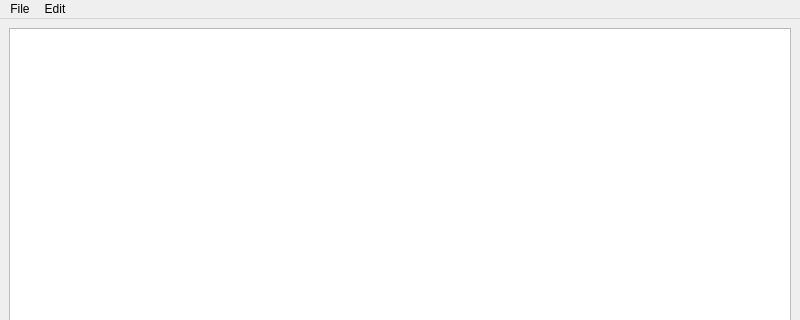
Above: mainwindow.ui from umaiz007/SketcherApp before the change; both pictures show x 0 to 800 and y 0 to 320 of the 800 by 600 pixel window. Below: the same form after it.
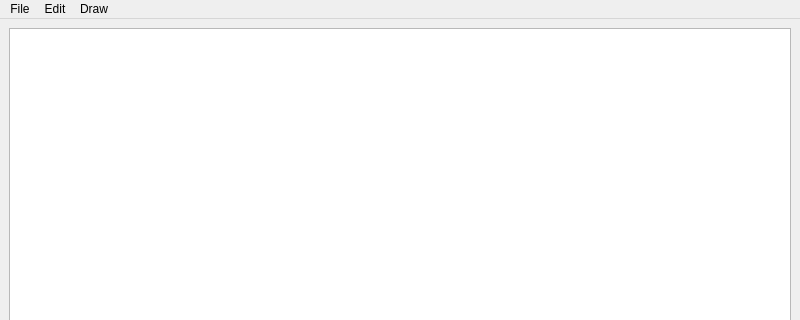
That is the form after the change.

Commit message: Add Draw drop down to Menu bar

```diff
--- a/mainwindow.ui
+++ b/mainwindow.ui
@@ -53,8 +53,17 @@
     <addaction name="actionClear"/>
    </widget>
 
+   <!-- Draw Menu (New) -->
+   <widget class="QMenu" name="menuDraw">
+    <property name="title">
+     <string>Draw</string>
+    </property>
+    <addaction name="actionLine"/>
+   </widget>
+
    <addaction name="menuFile"/>
    <addaction name="menuEdit"/>
+   <addaction name="menuDraw"/>
   </widget>
 
   <widget class="QStatusBar" name="statusbar"/>
```
Left out of the diff: 13 changed lines with no effect on the pictures. The commit also changes 2 other files.
